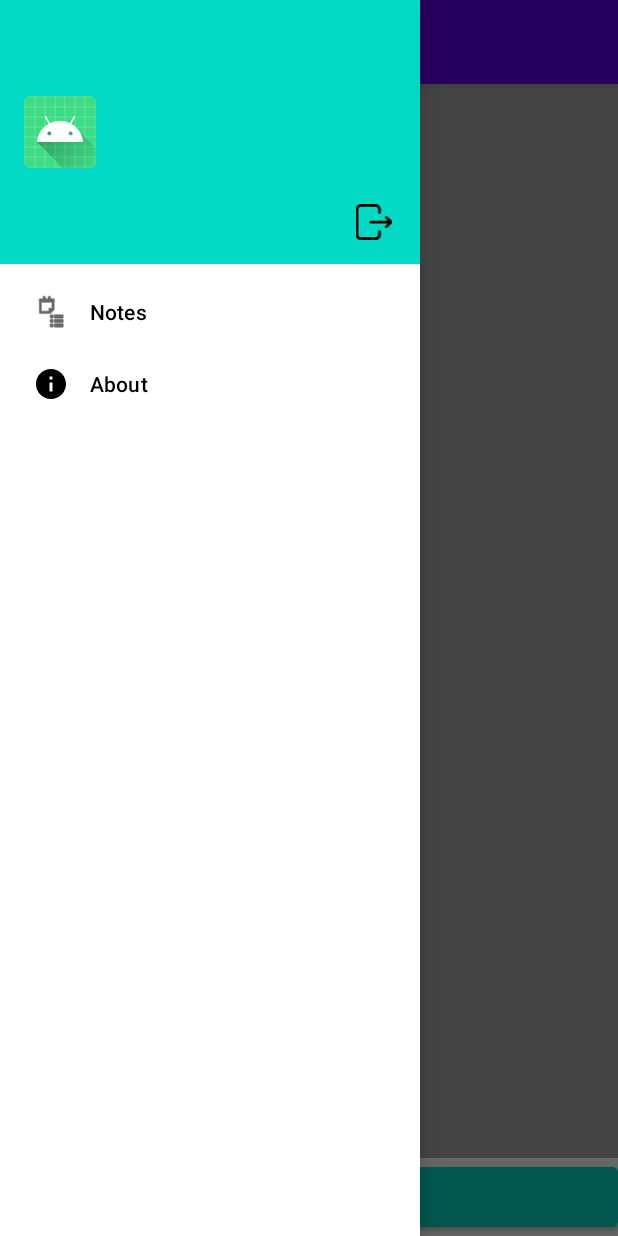
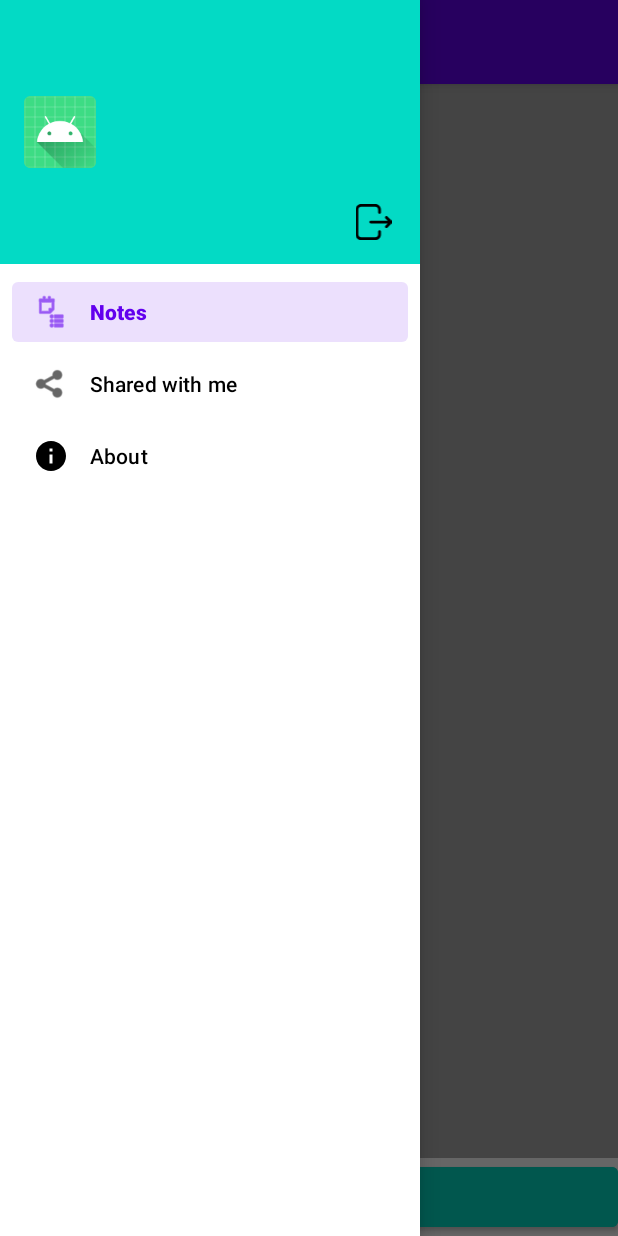
Before and after one commit to Notefy-DADM/Notefy, an Android app: the screen it shows after launch once a user with an empty profile is signed in (MainActivity), with the side drawer open, on a phone screen of 412 x 824 dp. Run offline under Robolectric (Android 15) with nearby library versions, the phone set to English and light mode, and no system bars; our stand-ins replace Firebase (no records; nobody signed in at launch, a user with empty details on screens opened directly); libraries missing offline, so code that uses them is left out: com.getbase.floatingactionbutton.

Commit message:
Shared with me menu option added

```diff
--- a/app/src/main/java/io/github/notefydadm/notefy/view/activities/MainActivity.java
+++ b/app/src/main/java/io/github/notefydadm/notefy/view/activities/MainActivity.java
@@ -85,8 +85,12 @@ public class MainActivity extends AppCompatActivity implements NavigationView.On
         switch (menuItem.getItemId()){
             case R.id.nav_notes:
                 openNotesFragment();
+                noteViewModel.setNoteMode(NoteViewModel.NoteMode.MINE);
                 break;
-
+            case R.id.nav_shared:
+                openNotesFragment();
+                noteViewModel.setNoteMode(NoteViewModel.NoteMode.SHARED_WITH_ME);
+                break;
             case R.id.nav_about:
                 openAboutFragment();
                 break;
--- a/app/src/main/res/menu/drawer_menu.xml
+++ b/app/src/main/res/menu/drawer_menu.xml
@@ -7,7 +7,12 @@
         <item
             android:id="@+id/nav_notes"
             android:icon="@android:drawable/ic_menu_agenda"
+            android:checked="true"
             android:title="@string/notes" />
+        <item
+            android:id="@+id/nav_shared"
+            android:icon="@android:drawable/ic_menu_share"
+            android:title="@string/shared_notes" />
         <item android:id="@+id/nav_about"
             android:icon="@drawable/ic_about"
             android:title="@string/nav_about" />
--- a/app/src/main/res/values/strings.xml
+++ b/app/src/main/res/values/strings.xml
@@ -35,4 +35,5 @@
     <string name="app_logo_description">App logo</string>
     <string name="notes">Notes</string>
     <string name="add_text">Add</string>
+    <string name="shared_notes">Shared with me</string>
 </resources>
```
Also changed, not shown: 1 other file.
